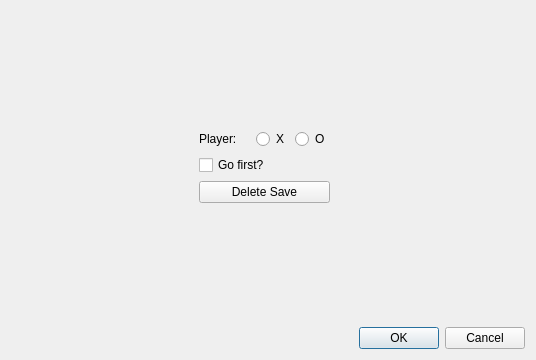
This is settings.ui in ZENALC/TicTacToe as Qt 5 draws it before an edit. The edited form follows.
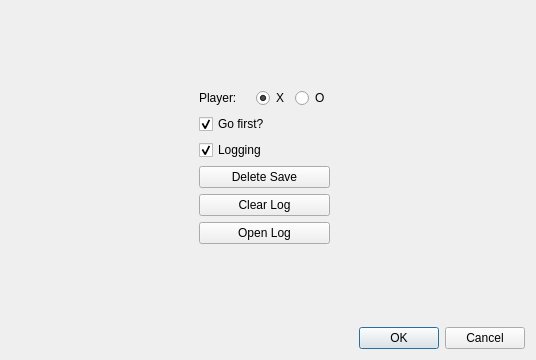
This is the edited form.

```diff
--- a/settings.ui
+++ b/settings.ui
@@ -58,6 +58,9 @@
            <property name="text">
             <string>X</string>
            </property>
+           <property name="checked">
+            <bool>true</bool>
+           </property>
           </widget>
          </item>
          <item>
@@ -76,6 +79,19 @@
        <property name="text">
         <string>Go first?</string>
        </property>
+       <property name="checked">
+        <bool>true</bool>
+       </property>
+      </widget>
+     </item>
+     <item>
+      <widget class="QCheckBox" name="loggingCheck">
+       <property name="text">
+        <string>Logging</string>
+       </property>
+       <property name="checked">
+        <bool>true</bool>
+       </property>
       </widget>
      </item>
      <item>
@@ -85,6 +101,20 @@
        </property>
       </widget>
      </item>
+     <item>
+      <widget class="QPushButton" name="clearLog">
+       <property name="text">
+        <string>Clear Log</string>
+       </property>
+      </widget>
+     </item>
+     <item>
+      <widget class="QPushButton" name="openLog">
+       <property name="text">
+        <string>Open Log</string>
+       </property>
+      </widget>
+     </item>
     </layout>
    </item>
    <item row="1" column="2">
```
